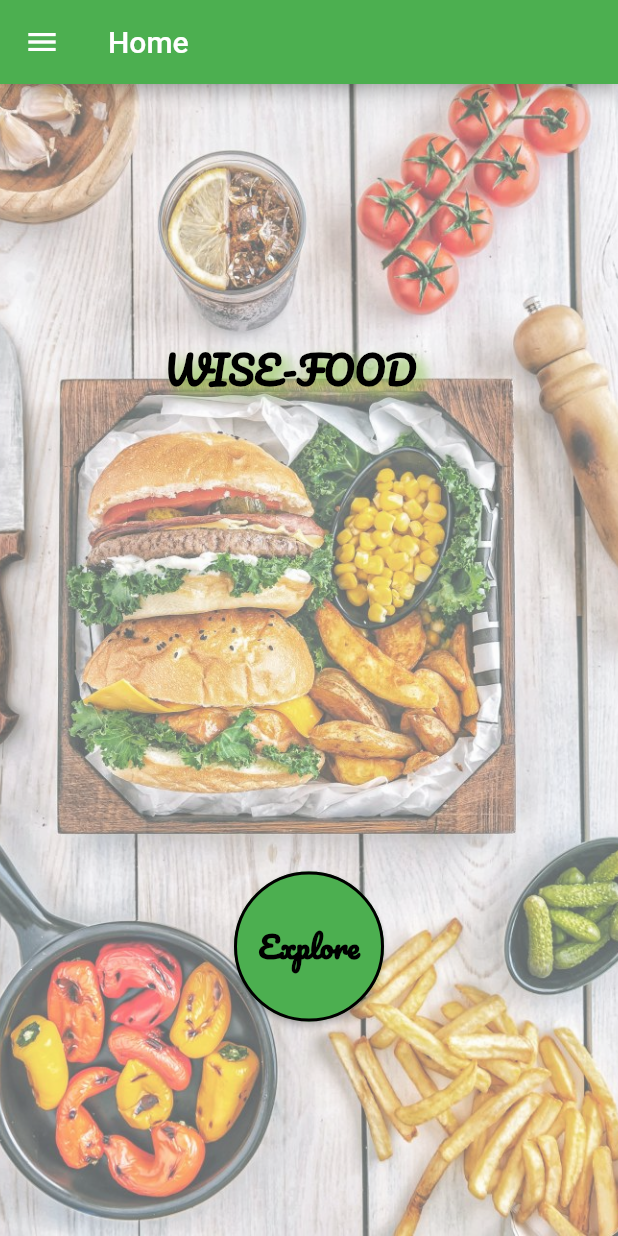
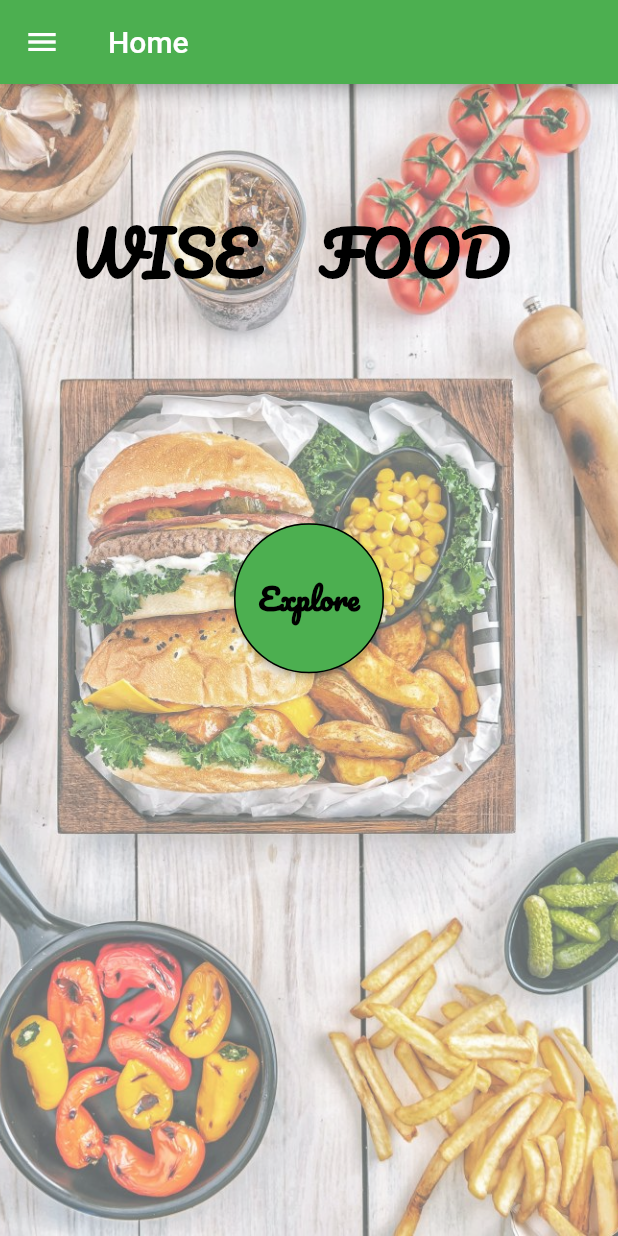
Before and after one commit to D-mahmoud/Wise-Food, a Flutter app: the screen it shows after launch, on a phone screen of 412 x 824 dp. Run offline on Flutter 3.47's test engine with Material 2 defaults, Android fonts, the phone set to English and light mode, and no system bars; our stand-ins replace flutter_rating_bar, settings_ui.

Commit message:
button animation

```diff
--- a/lib/home.dart
+++ b/lib/home.dart
@@ -14,8 +14,9 @@ class _HomePageeState extends State<HomePage>
   void initState() {
     super.initState();
     controller =
-        AnimationController(duration: const Duration(seconds: 2), vsync: this);
-    animation = Tween<double>(begin: 0, end: 300).animate(controller)
+        AnimationController(duration: const Duration(seconds: 1), vsync: this);
+
+    animation = Tween<double>(begin: 0, end: 100).animate(controller)
       ..addListener(() {
         setState(() {
           // The state that has changed here is the animation object’s value.
@@ -23,6 +24,7 @@ class _HomePageeState extends State<HomePage>
       });
     controller.forward();
   }
+
   @override
   Widget build(BuildContext context) {
     return Scaffold(
@@ -42,7 +44,7 @@ class _HomePageeState extends State<HomePage>
               onTap: () => Navigator.pushNamed(context, 'Sign Up'),
             ),
             ListTile(
-              title: Text('Sign IN'),
+              title: Text('Sign In'),
               onTap: () => Navigator.pushNamed(context, 'Sign IN'),
             ),
             ListTile(
@@ -87,6 +89,7 @@ class _HomePageeState extends State<HomePage>
             fit: BoxFit.cover,
             colorFilter: ColorFilter.mode(
                 Colors.black.withOpacity(0.6), BlendMode.dstATop),
+
             ///dealing with image opacity to write on top of it or add containers
           ),
         ),
@@ -98,50 +101,39 @@ class _HomePageeState extends State<HomePage>
                   padding: const EdgeInsets.only(top: 25, right: 25),
                   child: Container(
                     child: Text(
-                      'WISE-FOOD      ',
+                      'WISE    FOOD      ',
 
                       textAlign: TextAlign.center,
+
                       ///diffrent fonts to use when needed
                       style: TextStyle(
                         // fontFamily: 'MajorMono',
                         fontFamily: 'Pacifico',
                         //fontFamily: 'Texturina',
                         fontWeight: FontWeight.bold,
-                        fontSize: 25,
+                        fontSize: 40,
                         color: Colors.black,
-                        shadows: [
-                          Shadow(
-                            color: Colors.lightGreen,
-                            blurRadius: 10.0,
-                            offset: Offset(5.0, 5.0),
-                          ),
-                        ],
                       ),
                     ),
                   ),
                 ),
-                // Container(
-                //     height: animation.value,
-                //     width: animation.value,
-                //     child: Image(image: AssetImage('images/logo.png'))
-
-                //     ),
-                Padding(
-                  padding: const EdgeInsets.only(top: 170),
-                  child: Container(
-                    width: 100,
-                    height: 100,
+                SizedBox(
+                  height: 40,
+                ),
+                Container(
+                  height: animation.value,
+                  width: animation.value,
                   child: MaterialButton(
                     shape: CircleBorder(
                         side: BorderSide(
-                              width: 2,
+                            width: 1,
                             color: Colors.black,
                             style: BorderStyle.solid)),
+
                     ///Make the button circular
                     // RaisedButton(
                     color: Colors.green,
-                      onPressed: () =>
-                          Navigator.pushNamed(context, 'recommend'),
+                    onPressed: () => Navigator.pushNamed(context, 'recommend'),
                     child: Text(
                       'Explore',
                       textAlign: TextAlign.center,
@@ -153,6 +145,12 @@ class _HomePageeState extends State<HomePage>
                           fontFamily: 'Pacifico'),
                     ),
                   ),
+                ),
+                Padding(
+                  padding: const EdgeInsets.only(top: 170),
+                  child: Container(
+                    width: 100,
+                    height: 100,
                   ),
                 ),
               ]),
```
Lines whose indentation alone changed are shown as unchanged.
